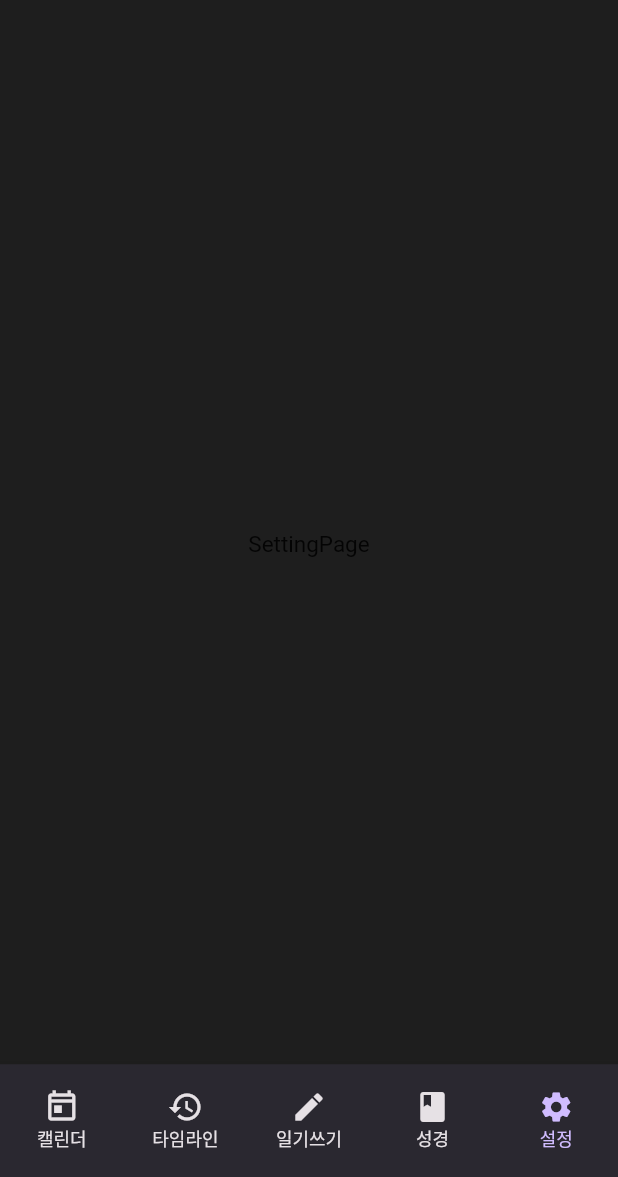
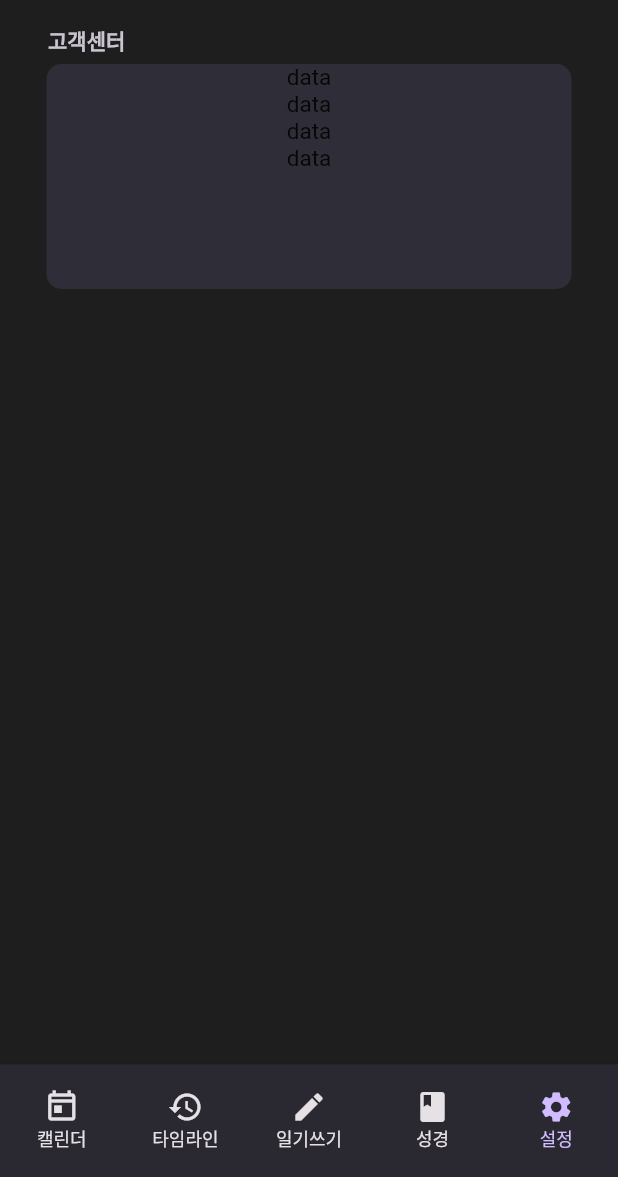
Before and after one commit to dmsvk0217/holydiary, a Flutter app: the screen it shows once a user with an empty profile is signed in, swiped to page 5, on a phone screen of 412 x 824 dp, the part 59-1236 px from its top. Run offline on Flutter 3.47's test engine with Material 2 defaults, Android fonts, the phone set to English and light mode, and no system bars; our stand-ins replace accordion, cloud_firestore, firebase_auth, firebase_core, flutter_dotenv, get and 2 more; missing offline and left inert: flutterfire_ui; accounts and stored records are empty; Roboto replaces fonts that are missing (GmarketSans).

Commit message:
setting_page_layout

```diff
--- a/lib/view/pages/setting_page.dart
+++ b/lib/view/pages/setting_page.dart
@@ -1,13 +1,49 @@
-import 'package:flutter/widgets.dart';
+import 'package:flutter/material.dart';
+import 'package:holydiary/view/resources/color_manager.dart';
+import 'package:holydiary/view/resources/font_manager.dart';
 
 class SettingPage extends StatelessWidget {
   const SettingPage({super.key});
 
   @override
   Widget build(BuildContext context) {
-    return Container(
-      child: Center(
-        child: Text("SettingPage"),
+    return Scaffold(
+      body: Column(
+        children: [
+          Row(
+            children: [
+              const SizedBox(
+                width: 32,
+              ),
+              Text(
+                "고객센터",
+                style: TextStyle(
+                    fontSize: FontSize.s14,
+                    color: ColorManager.text,
+                    fontWeight: FontWeight.w600),
+              ),
+            ],
+          ),
+          const SizedBox(
+            height: 5,
+          ),
+          Container(
+            width: 350,
+            height: 150,
+            decoration: BoxDecoration(
+              borderRadius: BorderRadius.circular(10),
+              color: ColorManager.textfield,
+            ),
+            child: const Column(
+              children: [
+                Text("data"),
+                Text("data"),
+                Text("data"),
+                Text("data"),
+              ],
+            ),
+          ),
+        ],
       ),
     );
   }
```
Also changed, not shown: pubspec.lock.
